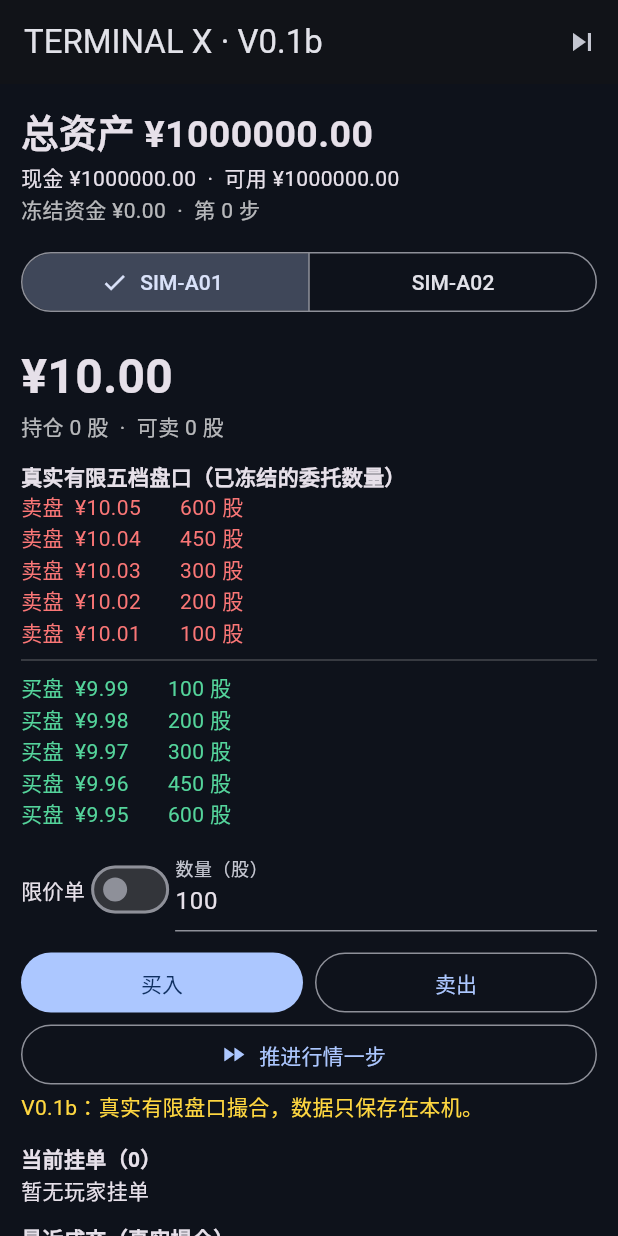
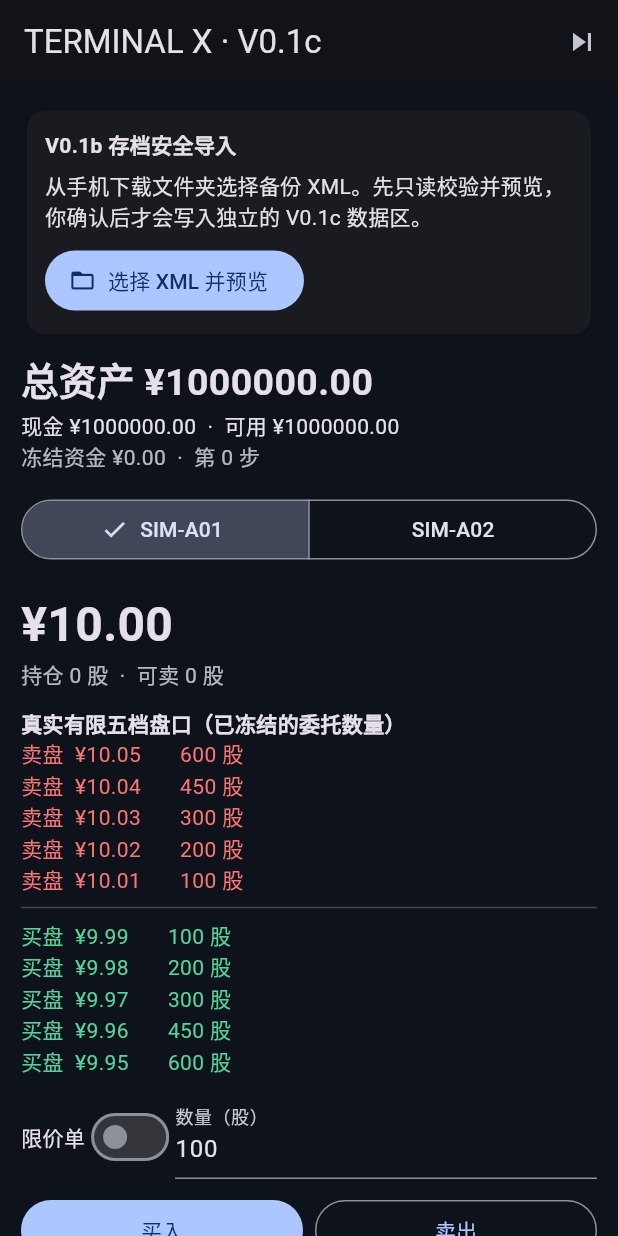
Before and after one commit to 54854434/terminal_x, a Flutter app: the screen it shows after launch, on a phone screen of 412 x 824 dp. Run offline on Flutter 3.47's test engine with Material 3 defaults, Android fonts, the phone set to English and light mode, and no system bars; our stand-ins replace file_picker, shared_preferences.

Commit message:
Add files via upload

```diff
--- a/lib/main.dart
+++ b/lib/main.dart
@@ -1,6 +1,10 @@
+import 'dart:convert';
+import 'package:file_picker/file_picker.dart';
 import 'package:flutter/material.dart';
 import 'package:shared_preferences/shared_preferences.dart';
 
+import 'engine/tx_backup_commit.dart';
+import 'engine/tx_backup_import.dart';
 import 'engine/tx_engine.dart';
 import 'engine/tx_session.dart';
 
@@ -12,7 +16,7 @@ class TerminalX extends StatelessWidget {
   @override
   Widget build(BuildContext context) => MaterialApp(
         debugShowCheckedModeBanner: false,
-        title: 'Terminal X',
+        title: 'Terminal X V0.1c',
         theme: ThemeData.dark(useMaterial3: true).copyWith(
           scaffoldBackgroundColor: const Color(0xFF0E121B),
           colorScheme: ColorScheme.fromSeed(
@@ -38,8 +42,10 @@ class _TradingScreenState extends State<TradingScreen> {
   int _selected = 0;
   bool _limitOrder = false;
   bool _loading = true;
+  bool _importing = false;
+  bool _hasImported = false;
   String? _storageError;
-  String _message = 'V0.1b：真实有限盘口撮合，数据只保存在本机。';
+  String _message = 'V0.1c：独立安装；可安全导入 V0.1b XML 备份。';
   Future<void> _writeChain = Future<void>.value();
 
   @override
@@ -71,7 +77,6 @@ class _TradingScreenState extends State<TradingScreen> {
           session = TxSession.fromLegacyJson(legacy);
           migrated = true;
         }
-        // Commit the new snapshot first; NEVER modify the legacy save key.
         final saved = await prefs.setString(TxSession.saveKey, session.exportJson());
         if (!saved) throw StateError('Initial session snapshot not written');
       }
@@ -79,6 +84,7 @@ class _TradingScreenState extends State<TradingScreen> {
       setState(() {
         _session = session;
         _loading = false;
+        _hasImported = prefs.containsKey(TxBackupCommit.preImportSaveKey);
         _limit.text = (session.referenceCents[0] / 100).toStringAsFixed(2);
         if (migrated) {
           _message = '已迁移旧现金/持仓/报价。旧挂单仅归档，不会自动继续成交；旧存档未修改。';
@@ -88,13 +94,13 @@ class _TradingScreenState extends State<TradingScreen> {
       if (!mounted) return;
       setState(() {
         _loading = false;
-        _storageError = '无法安全读取旧版或新版存档：$error。已停止交易，未覆盖原存档。';
+        _storageError = '无法安全读取存档：$error。已停止交易，未覆盖原存档。';
       });
     }
   }
 
-  // Serialize the snapshot writes to avoid an earlier async write overwriting
-  // a later snapshot. SQLite/Drift with real transactions remains the next step.
+  // Order writes are serialized. Import waits for this queue and disables new
+  // trades throughout file picking, user confirmation and commit.
   void _persist() {
     final snap = _session!.exportJson();
     _writeChain = _writeChain.then((_) async {
@@ -111,7 +117,110 @@ class _TradingScreenState extends State<TradingScreen> {
   }
 
   String _money(int cents) => (cents / 100).toStringAsFixed(2);
-  bool get _canTrade => !_loading && _session != null && _storageError == null;
+  bool get _canTrade => !_loading && !_importing &&
+      _session != null && _storageError == null;
+
+  // Only the selected file's bytes are read. No ADB, root permission or direct
+  // access to V0.1b's private storage is needed. The source file is unchanged.
+  Future<void> _importXmlBackup() async {
+    if (!_canTrade || _hasImported) return;
+    setState(() => _importing = true);
+    var startedStorageCommit = false;
+    try {
+      await _writeChain;
+      if (_storageError != null) throw StateError('Pending save failed');
+
+      final selection = await FilePicker.platform.pickFiles(
+        type: FileType.custom,
+        allowedExtensions: ['xml'],
+        withData: true,
+      );
+      if (!mounted || selection == null) return;
+      if (selection.files.length != 1) {
+        throw const FormatException('Please select one XML backup');
+      }
+      final file = selection.files.single;
+      if (file.size <= 0 || file.size > TxBackupImport.maxXmlCharacters) {
+        throw const FormatException('Backup file is empty or too large');
+      }
+      final bytes = file.bytes;
+      if (bytes == null || bytes.length != file.size) {
+        throw const FormatException('Could not read complete backup bytes');
+      }
+      final xml = utf8.decode(bytes, allowMalformed: false);
+      final proposed = TxBackupImport.previewXml(xml);
+      final player = proposed.engine.account(TxSession.playerId);
+      if (!mounted) return;
+
+      final confirmed = await showDialog<bool>(
+        context: context,
+        barrierDismissible: false,
+        builder: (dialogContext) => AlertDialog(
+          title: const Text('确认导入 V0.1b 存档'),
+          content: SingleChildScrollView(
+            child: Column(
+              mainAxisSize: MainAxisSize.min,
+              crossAxisAlignment: CrossAxisAlignment.start,
+              children: [
+                const Text('交易引擎校验通过。请核对：'),
+                const SizedBox(height: 8),
+                Text('模拟时间：第 ${proposed.step} 步'),
+                Text('现金：¥${_money(player.cashCents)}'),
+                Text('冻结现金：¥${_money(player.reservedCashCents)}'),
+                for (final symbol in TxSession.symbols)
+                  Text('$symbol：${player.sharesOf(symbol)} 股；冻结 '
+                      '${player.reservedSharesOf(symbol)} 股'),
+                Text('玩家委托：${proposed.playerOrders.length} 笔'),
+                Text('玩家成交：${proposed.playerFills.length} 笔'),
+                const SizedBox(height: 12),
+                const Text(
+                  '确认后只替换本 V0.1c 的会话；替换前将保存 V0.1c 原会话副本。'
+                  '原 V0.1b 应用及你在下载文件夹中的 XML 不会被修改。'
+                  '为保护数据，本版本仅允许导入一次。',
+                ),
+              ],
+            ),
+          ),
+          actions: [
+            TextButton(
+              onPressed: () => Navigator.pop(dialogContext, false),
+              child: const Text('取消'),
+            ),
+            FilledButton(
+              onPressed: () => Navigator.pop(dialogContext, true),
+              child: const Text('确认导入'),
+            ),
+          ],
+        ),
+      );
+      if (!mounted || confirmed != true) return;
+      await _writeChain;
+      if (_storageError != null) throw StateError('Pending save failed');
+      startedStorageCommit = true;
+      final restored = await TxBackupCommit.commitOnce(proposed);
+      if (!mounted) return;
+      setState(() {
+        _session = restored;
+        _hasImported = true;
+        _selected = 0;
+        _limitOrder = false;
+        _limit.text = _money(restored.referenceCents[0]);
+        _message = '导入成功，已校验账务并保存。V0.1b 原应用与备份未修改。';
+      });
+    } catch (_) {
+      if (!mounted) return;
+      setState(() {
+        if (startedStorageCommit) {
+          _storageError = '导入写入或验证失败，已暂停交易。'
+              'V0.1c 原会话恢复副本仍受保护。不要清除应用数据。';
+        } else {
+          _message = '未导入：文件解析/校验失败，或者读取存档时出错。原数据未修改。';
+        }
+      });
+    } finally {
+      if (mounted) setState(() => _importing = false);
+    }
+  }
 
   int? _parsePrice(String value) {
     final amount = double.tryParse(value.trim());
@@ -212,7 +321,7 @@ class _TradingScreenState extends State<TradingScreen> {
 
     return Scaffold(
       appBar: AppBar(
-        title: const Text('TERMINAL X · V0.1b'),
+        title: const Text('TERMINAL X · V0.1c'),
         actions: [IconButton(
           icon: const Icon(Icons.skip_next),
           tooltip: '推进行情',
@@ -220,6 +329,32 @@ class _TradingScreenState extends State<TradingScreen> {
         )],
       ),
       body: ListView(padding: const EdgeInsets.all(14), children: [
+        Card(
+          child: Padding(
+            padding: const EdgeInsets.all(12),
+            child: Column(
+              crossAxisAlignment: CrossAxisAlignment.start,
+              children: [
+                const Text('V0.1b 存档安全导入',
+                    style: TextStyle(fontWeight: FontWeight.bold)),
+                const SizedBox(height: 6),
+                const Text('从手机下载文件夹选择备份 XML。先只读校验并预览，'
+                    '你确认后才会写入独立的 V0.1c 数据区。'),
+                const SizedBox(height: 8),
+                if (_hasImported)
+                  const Text('此设备的 V0.1c 已使用过导入功能；'
+                      '为防止覆盖现有数据，不允许再次导入。'),
+                if (_importing) const LinearProgressIndicator(),
+                FilledButton.icon(
+                  onPressed: (_canTrade && !_hasImported) ? _importXmlBackup : null,
+                  icon: const Icon(Icons.folder_open),
+                  label: Text(_hasImported ? '存档已导入' : '选择 XML 并预览'),
+                ),
+              ],
+            ),
+          ),
+        ),
+        const SizedBox(height: 8),
         Text('总资产 ¥${_money(session.totalAssetsCents)}',
             style: const TextStyle(fontSize: 25, fontWeight: FontWeight.bold)),
         Text('现金 ¥${_money(player.cashCents)}  ·  可用 ¥${_money(player.availableCashCents)}'),
@@ -232,10 +367,10 @@ class _TradingScreenState extends State<TradingScreen> {
             ButtonSegment(value: 1, label: Text('SIM-A02')),
           ],
           selected: {_selected},
-          onSelectionChanged: (values) => setState(() {
+          onSelectionChanged: _canTrade ? (values) => setState(() {
             _selected = values.first;
             _limit.text = _money(session.referenceCents[_selected]);
-          }),
+          }) : null,
         ),
         const SizedBox(height: 16),
         Text('¥${_money(session.lastPrice(symbol))}',
@@ -336,7 +471,8 @@ class _TradingScreenState extends State<TradingScreen> {
             Text(entry, style: const TextStyle(color: Colors.white54)),
         ],
         const SizedBox(height: 36),
-        const Text('本地合成股票与有限资金/库存做市商。未实现正式交易所规则、手续费、SQLite或生产签名。',
+        const Text('本地合成股票与有限资金/库存做市商。未实现正式交易所规则、手续费、SQLite或生产签名。'
+            'V0.1c 与 V0.1b 分属独立应用。',
             style: TextStyle(color: Colors.white54, fontSize: 12)),
       ]),
     );
```
